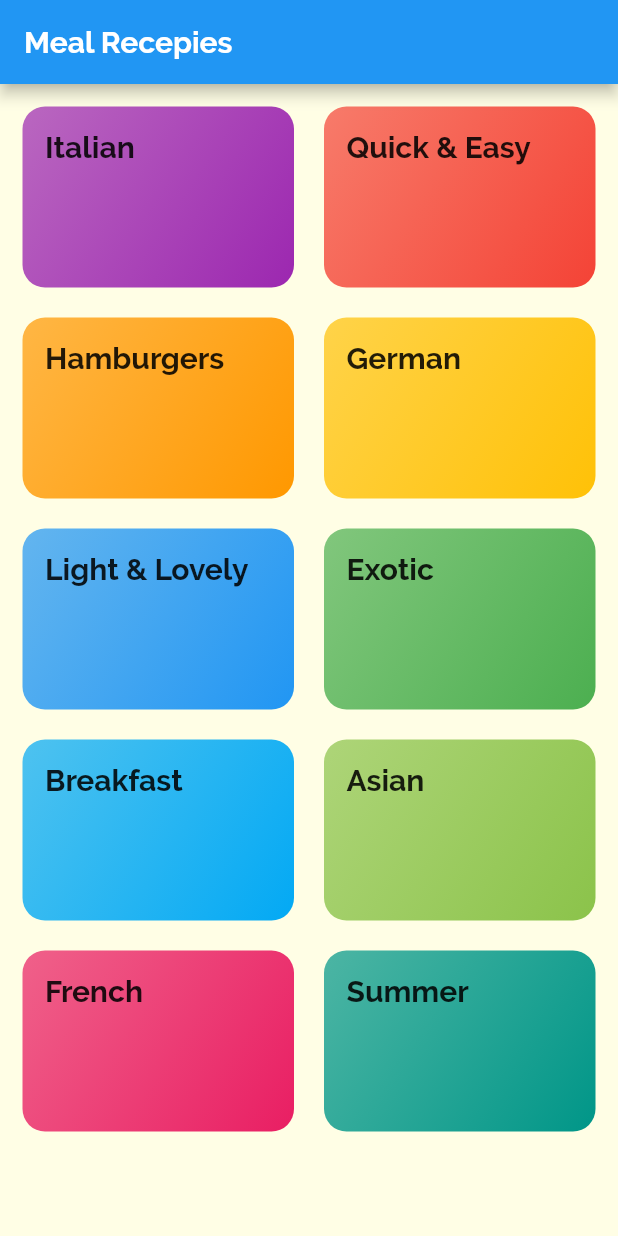
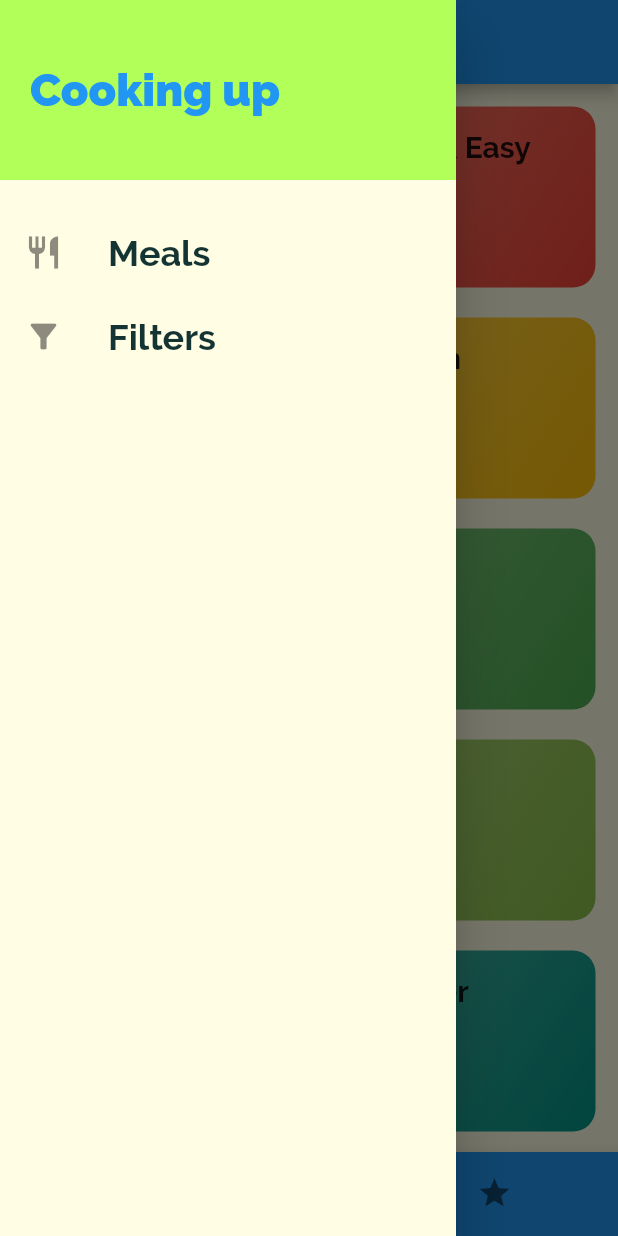
Before and after one commit to KhawajaWorks/Recipies, a Flutter app: the screen it shows after launch, with the side drawer open (before the commit the screen has no drawer), on a phone screen of 412 x 824 dp. Run offline on Flutter 3.47's test engine with Material 2 defaults, Android fonts, the phone set to English and light mode, and no system bars; missing offline and left inert: dart:ffi.

Commit message:
Adding filters

```diff
--- a/lib/Screens/cat_screen.dart
+++ b/lib/Screens/cat_screen.dart
@@ -6,11 +6,7 @@ import '../widgets/cat_item.dart';
 class CategoriesScreen extends StatelessWidget {
   @override
   Widget build(BuildContext context) {
-    return Scaffold(
-      appBar: AppBar(
-        title: const Text('Meal Recepies'),
-      ),
-      body: GridView(
+    return GridView(
       padding: const EdgeInsets.all(15),
       children: DUMMY_CATEGORIES
           .map((catData) => CategoryItem(
@@ -25,7 +21,6 @@ class CategoriesScreen extends StatelessWidget {
         crossAxisSpacing: 20,
         mainAxisSpacing: 20,
       ),
-      ),
     );
   }
 }
--- /dev/null
+++ b/lib/Screens/filters_screen.dart
@@ -0,0 +1,18 @@
+import 'package:flutter/material.dart';
+import 'package:meals/widgets/main_drawer.dart';
+
+class FilterScreen extends StatelessWidget {
+  static const routeName = '/filters';
+  @override
+  Widget build(BuildContext context) {
+    return Scaffold(
+      appBar: AppBar(
+        title: const Text('Filters'),
+      ),
+      drawer: MainDrawer(),
+      body: const Center(
+        child: Text('Filters'),
+      ),
+    );
+  }
+}
--- /dev/null
+++ b/lib/Screens/tabs.dart
@@ -0,0 +1,53 @@
+import 'package:flutter/material.dart';
+import 'package:meals/widgets/main_drawer.dart';
+import '../Screens/fav_screen.dart';
+import './cat_screen.dart';
+
+class TabsScreen extends StatefulWidget {
+  @override
+  _TabsScreenState createState() => _TabsScreenState();
+}
+
+class _TabsScreenState extends State<TabsScreen> {
+  final List<Map<String, Object>> _pages = [
+    {'page': CategoriesScreen(), 'title': 'Categories'},
+    {'page': FavoritesScreen(), 'title': 'Favorites'},
+  ];
+  int _selectedPageIndex = 0;
+  void _selectPage(int index) {
+    setState(() {
+      _selectedPageIndex = index;
+    });
+  }
+
+  @override
+  Widget build(BuildContext context) {
+    return Scaffold(
+      appBar: AppBar(
+        title: Text(_pages[_selectedPageIndex]['title']),
+      ),
+      drawer: MainDrawer(),
+      body: _pages[_selectedPageIndex]['page'],
+      bottomNavigationBar: BottomNavigationBar(
+        onTap: _selectPage,
+        backgroundColor: Theme.of(context).primaryColor,
+        unselectedItemColor: Colors.black54,
+        selectedItemColor: Colors.white54,
+        currentIndex: _selectedPageIndex,
+        type: BottomNavigationBarType.shifting,
+        items: [
+          BottomNavigationBarItem(
+            backgroundColor: Theme.of(context).primaryColor,
+            icon: const Icon(Icons.category),
+            label: "Categories",
+          ),
+          BottomNavigationBarItem(
+            backgroundColor: Theme.of(context).primaryColor,
+            icon: const Icon(Icons.star),
+            label: "Categories",
+          ),
+        ],
+      ),
+    );
+  }
+}
--- a/lib/main.dart
+++ b/lib/main.dart
@@ -1,4 +1,6 @@
 import 'package:flutter/material.dart';
+import 'package:meals/Screens/filters_screen.dart';
+import './Screens/tabs.dart';
 
 import './Screens/cat_meals.dart';
 import './Screens/meal_detail.dart';
@@ -13,7 +15,7 @@ class MyApp extends StatelessWidget {
       title: 'DeliMeals',
       theme: ThemeData(
         primarySwatch: Colors.blue,
-        accentColor: Colors.red,
+        accentColor: Colors.lightGreenAccent,
         canvasColor: const Color.fromRGBO(255, 254, 229, 1),
         fontFamily: 'Raleway',
         textTheme: ThemeData.dark().textTheme.copyWith(
@@ -30,11 +32,23 @@ class MyApp extends StatelessWidget {
               ),
             ),
       ),
-      home: CategoriesScreen(),
+      //home: TabsScreen(),
+      initialRoute: '/',
       routes: {
-        //'/': (ctx) => CategoriesScreen(),
+        '/': (ctx) => TabsScreen(),
         CategoryMealsScreen.routeName: (ctx) => CategoryMealsScreen(),
         MealDetailSCreen.routeName: (ctx) => MealDetailSCreen(),
+        FilterScreen.routeName: (ctx) => FilterScreen(),
+      },
+      onGenerateRoute: (settings) {
+        //if unkown route encountered, return to meal category screen
+        return MaterialPageRoute(builder: (ctx) => CategoryMealsScreen());
+      },
+      onUnknownRoute: (settings) {
+        //if build failed, go to meal category screen
+        //can put a 404 error page here
+
+        return MaterialPageRoute(builder: (ctx) => CategoryMealsScreen());
       },
     );
   }
--- /dev/null
+++ b/lib/widgets/main_drawer.dart
@@ -0,0 +1,65 @@
+import 'package:flutter/material.dart';
+import 'package:meals/Screens/filters_screen.dart';
+
+class MainDrawer extends StatelessWidget {
+  Widget buildListTile(String title, IconData icon, Function tapHandler) {
+    return ListTile(
+      leading: Icon(
+        icon,
+        size: 26,
+      ),
+      title: Text(
+        title,
+        style: const TextStyle(
+            fontFamily: 'RobotoCondensed',
+            fontSize: 24,
+            fontWeight: FontWeight.bold),
+      ),
+      onTap: () {
+        tapHandler();
+      },
+    );
+  }
+
+  @override
+  Widget build(BuildContext context) {
+    return Drawer(
+      child: Column(
+        children: <Widget>[
+          Container(
+            height: 120,
+            width: double.infinity,
+            padding: EdgeInsets.all(20),
+            alignment: Alignment.centerLeft,
+            color: Theme.of(context).accentColor,
+            child: Text(
+              'Cooking up',
+              style: TextStyle(
+                  fontWeight: FontWeight.w900,
+                  fontSize: 30,
+                  color: Theme.of(context).primaryColor),
+            ),
+          ),
+          const SizedBox(
+            height: 20,
+          ),
+          buildListTile(
+            'Meals',
+            Icons.restaurant,
+            () {
+              Navigator.of(context).pushReplacementNamed('/');
+            },
+          ),
+          buildListTile(
+            'Filters',
+            Icons.filter_alt,
+            () {
+              Navigator.of(context)
+                  .pushReplacementNamed(FilterScreen.routeName);
+            },
+          ),
+        ],
+      ),
+    );
+  }
+}
```
Also changed, not shown: lib/Screens/fav_screen.dart (added, +10 -0 lines), lib/Screens/meal_detail.dart (+80 -3 lines). Lines whose indentation alone changed are shown as unchanged.
